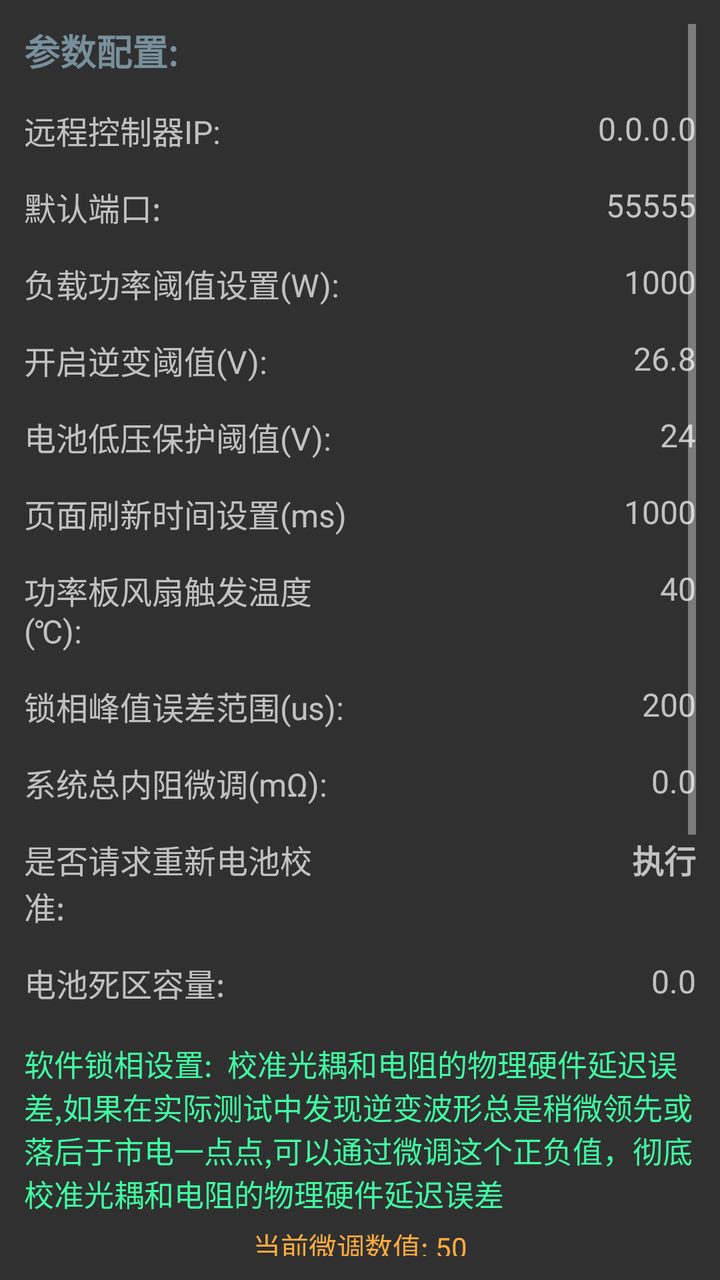
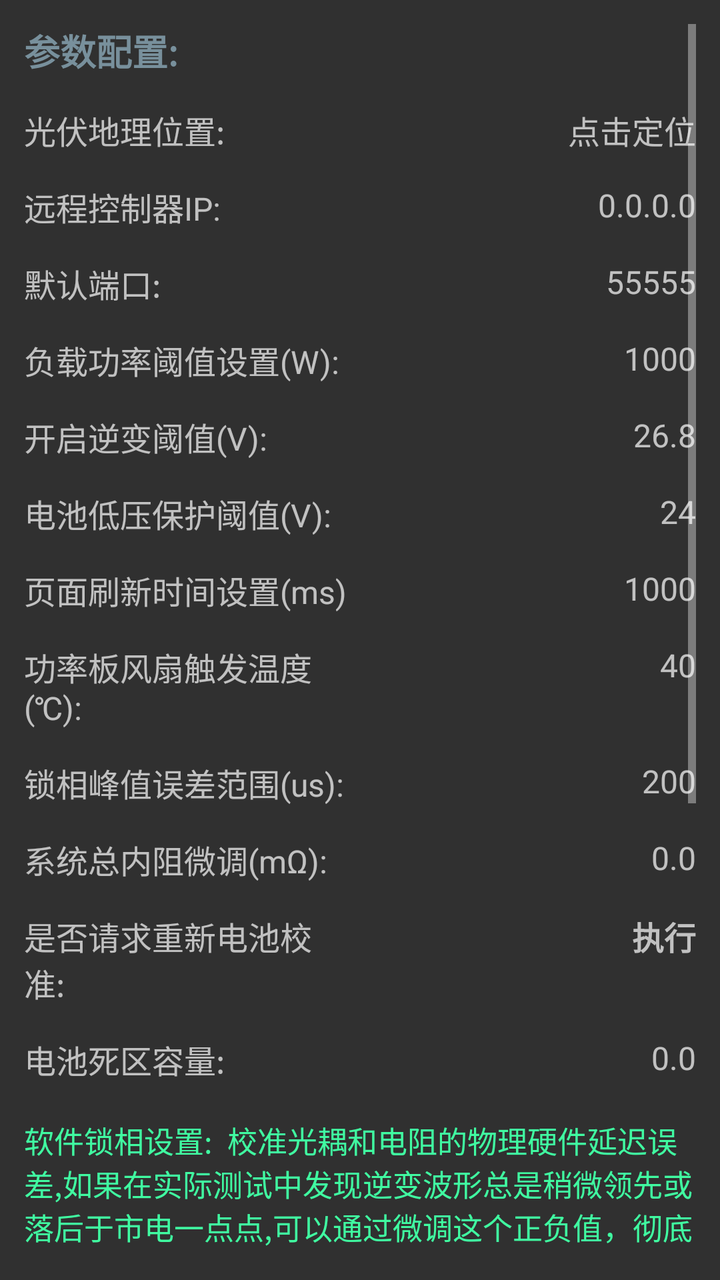

Before-and-after screenshots of an Android layout around one commit, followed by the original layout XML and the change that was made.
<!-- AndroidManifest.xml: application theme Theme.AppCompat.NoActionBar -->
<!-- res/layout/other_activity.xml -->
<?xml version="1.0" encoding="utf-8"?>
<ScrollView xmlns:android="http://schemas.android.com/apk/res/android"
    xmlns:app="http://schemas.android.com/apk/res-auto"
    xmlns:tools="http://schemas.android.com/tools"
    android:layout_width="match_parent"
    android:layout_height="match_parent"
    android:padding="12dp">

    <androidx.constraintlayout.widget.ConstraintLayout
        android:layout_width="match_parent"
        android:layout_height="wrap_content">

        
        <TextView
            android:id="@+id/textView25"
            android:layout_width="0dp"
            android:layout_height="wrap_content"
            android:text="参数配置:"
            android:textSize="18sp"
            android:textStyle="bold"
            android:textColor="#78909C"
            app:layout_constraintTop_toTopOf="parent"
            app:layout_constraintStart_toStartOf="parent"
            app:layout_constraintEnd_toEndOf="parent"
            tools:ignore="HardcodedText" />

        
        <TextView
            android:id="@+id/textView21"
            android:layout_width="0dp"
            android:layout_height="wrap_content"
            android:text="远程控制器IP:"
            android:textSize="16sp"
            app:layout_constraintTop_toBottomOf="@id/textView25"
            app:layout_constraintStart_toStartOf="parent"
            app:layout_constraintEnd_toStartOf="@id/target_ip"
            android:layout_marginTop="15dp"
            tools:ignore="HardcodedText" />

        <TextView
            android:id="@+id/target_ip"
            android:layout_width="0dp"
            android:layout_height="wrap_content"
            android:hint="0.0.0.0"
            android:gravity="end"
            android:textSize="16sp"
            app:layout_constraintTop_toTopOf="@id/textView21"
            app:layout_constraintStart_toEndOf="@id/textView21"
            app:layout_constraintEnd_toEndOf="parent"
            android:layout_marginStart="12dp"
            tools:ignore="HardcodedText" />

        
        <TextView
            android:id="@+id/textView22"
            android:layout_width="0dp"
            android:layout_height="wrap_content"
            android:text="默认端口:"
            android:textSize="16sp"
            app:layout_constraintTop_toBottomOf="@id/textView21"
            app:layout_constraintStart_toStartOf="parent"
            app:layout_constraintEnd_toStartOf="@id/target_port"
            android:layout_marginTop="15dp"
            tools:ignore="HardcodedText" />

        <TextView
            android:id="@+id/target_port"
            android:layout_width="0dp"
            android:layout_height="wrap_content"
            android:hint="55555"
            android:gravity="end"
            android:textSize="16sp"
            app:layout_constraintTop_toTopOf="@id/textView22"
            app:layout_constraintStart_toEndOf="@id/textView22"
            app:layout_constraintEnd_toEndOf="parent"
            android:layout_marginStart="12dp"
            tools:ignore="HardcodedText" />

        
        <TextView
            android:id="@+id/textView7"
            android:layout_width="0dp"
            android:layout_height="wrap_content"
            android:text="负载功率阈值设置(W):"
            android:textSize="16sp"
            app:layout_constraintTop_toBottomOf="@id/textView22"
            app:layout_constraintStart_toStartOf="parent"
            app:layout_constraintEnd_toStartOf="@id/w_edit"
            android:layout_marginTop="15dp"
            tools:ignore="HardcodedText" />

        <TextView
            android:id="@+id/w_edit"
            android:layout_width="0dp"
            android:layout_height="wrap_content"
            android:hint="1000"
            android:gravity="end"
            android:textSize="16sp"
            app:layout_constraintTop_toTopOf="@id/textView7"
            app:layout_constraintStart_toEndOf="@id/textView7"
            app:layout_constraintEnd_toEndOf="parent"
            android:layout_marginStart="12dp"
            tools:ignore="HardcodedText" />

        
        <TextView
            android:id="@+id/textView20"
            android:layout_width="0dp"
            android:layout_height="wrap_content"
            android:text="开启逆变阈值(V):"
            android:textSize="16sp"
            app:layout_constraintTop_toBottomOf="@id/textView7"
            app:layout_constraintStart_toStartOf="parent"
            app:layout_constraintEnd_toStartOf="@id/open_pv_value"
            android:layout_marginTop="15dp"
            tools:ignore="HardcodedText" />

        <TextView
            android:id="@+id/open_pv_value"
            android:layout_width="0dp"
            android:layout_height="wrap_content"
            android:hint="26.8"
            android:gravity="end"
            android:textSize="16sp"
            app:layout_constraintTop_toTopOf="@id/textView20"
            app:layout_constraintStart_toEndOf="@id/textView20"
            app:layout_constraintEnd_toEndOf="parent"
            android:layout_marginStart="12dp"
            tools:ignore="HardcodedText" />

        
        <TextView
            android:id="@+id/textView"
            android:layout_width="0dp"
            android:layout_height="wrap_content"
            android:text="电池低压保护阈值(V):"
            android:textSize="16sp"
            app:layout_constraintTop_toBottomOf="@id/textView20"
            app:layout_constraintStart_toStartOf="parent"
            app:layout_constraintEnd_toStartOf="@id/low_voltage_set"
            android:layout_marginTop="15dp"
            tools:ignore="HardcodedText" />

        <TextView
            android:id="@+id/low_voltage_set"
            android:layout_width="0dp"
            android:layout_height="wrap_content"
            android:layout_marginStart="12dp"
            android:gravity="end"
            android:hint="24"
            android:textSize="16sp"
            app:layout_constraintEnd_toEndOf="parent"
            app:layout_constraintStart_toEndOf="@id/textView"
            app:layout_constraintTop_toTopOf="@id/textView"
            tools:ignore="HardcodedText,TextContrastCheck" />

        
        <TextView
            android:id="@+id/textView23"
            android:layout_width="0dp"
            android:layout_height="wrap_content"
            android:text="页面刷新时间设置(ms)"
            android:textSize="16sp"
            app:layout_constraintTop_toBottomOf="@id/textView"
            app:layout_constraintStart_toStartOf="parent"
            app:layout_constraintEnd_toStartOf="@id/refresh_time_set"
            android:layout_marginTop="15dp"
            tools:ignore="HardcodedText" />

        <TextView
            android:id="@+id/refresh_time_set"
            android:layout_width="0dp"
            android:layout_height="wrap_content"
            android:hint="1000"
            android:gravity="end"
            android:textSize="16sp"
            app:layout_constraintTop_toTopOf="@id/textView23"
            app:layout_constraintStart_toEndOf="@id/textView23"
            app:layout_constraintEnd_toEndOf="parent"
            android:layout_marginStart="12dp"
            tools:ignore="HardcodedText" />

        
        <TextView
            android:id="@+id/textView30"
            android:layout_width="0dp"
            android:layout_height="wrap_content"
            android:text="功率板风扇触发温度(℃):"
            android:textSize="16sp"
            app:layout_constraintTop_toBottomOf="@id/textView23"
            app:layout_constraintStart_toStartOf="parent"
            app:layout_constraintEnd_toStartOf="@id/mos_trigger_value"
            android:layout_marginTop="15dp"
            tools:ignore="HardcodedText" />

        <TextView
            android:id="@+id/mos_trigger_value"
            android:layout_width="0dp"
            android:layout_height="wrap_content"
            android:hint="40"
            android:gravity="end"
            android:textSize="16sp"
            app:layout_constraintTop_toTopOf="@id/textView30"
            app:layout_constraintStart_toEndOf="@id/textView30"
            app:layout_constraintEnd_toEndOf="parent"
            android:layout_marginStart="12dp"
            tools:ignore="HardcodedText" />

        
        <TextView
            android:id="@+id/textView32"
            android:layout_width="0dp"
            android:layout_height="wrap_content"
            android:text="锁相峰值误差范围(us):"
            android:textSize="16sp"
            app:layout_constraintTop_toBottomOf="@id/textView30"
            app:layout_constraintStart_toStartOf="parent"
            app:layout_constraintEnd_toStartOf="@id/lock_us_diff"
            android:layout_marginTop="15dp"
            tools:ignore="HardcodedText" />

        <TextView
            android:id="@+id/lock_us_diff"
            android:layout_width="0dp"
            android:layout_height="wrap_content"
            android:layout_marginStart="12dp"
            android:gravity="end"
            android:hint="200"
            android:textSize="16sp"
            app:layout_constraintEnd_toEndOf="parent"
            app:layout_constraintStart_toEndOf="@id/textView32"
            app:layout_constraintTop_toTopOf="@id/textView32"
            tools:ignore="HardcodedText,TextContrastCheck" />

        
        <TextView
            android:id="@+id/textView33"
            android:layout_width="0dp"
            android:layout_height="wrap_content"
            android:text="系统总内阻微调(mΩ):"
            android:textSize="16sp"
            app:layout_constraintTop_toBottomOf="@id/textView32"
            app:layout_constraintStart_toStartOf="parent"
            app:layout_constraintEnd_toStartOf="@id/system_r"
            android:layout_marginTop="15dp"
            tools:ignore="HardcodedText" />

        <TextView
            android:id="@+id/system_r"
            android:layout_width="0dp"
            android:layout_height="wrap_content"
            android:layout_marginStart="12dp"
            android:gravity="end"
            android:hint="0.0"
            android:textSize="16sp"
            app:layout_constraintEnd_toEndOf="parent"
            app:layout_constraintStart_toEndOf="@id/textView33"
            app:layout_constraintTop_toTopOf="@id/textView33"
            tools:ignore="HardcodedText,TextContrastCheck" />

        
        <TextView
            android:id="@+id/textView34"
            android:layout_width="0dp"
            android:layout_height="wrap_content"
            android:text="是否请求重新电池校准:"
            android:textSize="16sp"
            app:layout_constraintTop_toBottomOf="@id/textView33"
            app:layout_constraintStart_toStartOf="parent"
            app:layout_constraintEnd_toStartOf="@id/request_calibration"
            android:layout_marginTop="15dp"
            tools:ignore="HardcodedText" />

        <TextView
            android:id="@+id/request_calibration"
            android:layout_width="0dp"
            android:layout_height="wrap_content"
            android:layout_marginStart="12dp"
            android:gravity="end"
            android:hint="执行"
            android:textStyle="bold"
            android:textSize="16sp"
            app:layout_constraintEnd_toEndOf="parent"
            app:layout_constraintStart_toEndOf="@id/textView34"
            app:layout_constraintTop_toTopOf="@id/textView34"
            tools:ignore="HardcodedText,TextContrastCheck,TouchTargetSizeCheck" />

        
        <TextView
            android:id="@+id/textView35"
            android:layout_width="0dp"
            android:layout_height="wrap_content"
            android:text="电池死区容量:"
            android:textSize="16sp"
            app:layout_constraintTop_toBottomOf="@id/textView34"
            app:layout_constraintStart_toStartOf="parent"
            app:layout_constraintEnd_toStartOf="@id/dead_cap"
            android:layout_marginTop="15dp"
            tools:ignore="HardcodedText" />

        <TextView
            android:id="@+id/dead_cap"
            android:layout_width="0dp"
            android:layout_height="wrap_content"
            android:layout_marginStart="12dp"
            android:gravity="end"
            android:hint="0.0"
            android:textSize="16sp"
            app:layout_constraintEnd_toEndOf="parent"
            app:layout_constraintStart_toEndOf="@id/textView35"
            app:layout_constraintTop_toTopOf="@id/textView35"
            tools:ignore="HardcodedText,TextContrastCheck,TouchTargetSizeCheck" />

        <TextView
            android:id="@+id/textView31"
            android:layout_width="0dp"
            android:layout_height="wrap_content"
            android:text="软件锁相设置:  校准光耦和电阻的物理硬件延迟误差,如果在实际测试中发现逆变波形总是稍微领先或落后于市电一点点,可以通过微调这个正负值，彻底校准光耦和电阻的物理硬件延迟误差"
            android:textSize="15sp"
            android:textColor="#40FBA1"
            android:layout_marginTop="18dp"
            app:layout_constraintTop_toBottomOf="@+id/textView35"
            tools:ignore="HardcodedText,MissingConstraints" />

        <TextView
            android:id="@+id/tvSliderValue"
            android:layout_width="wrap_content"
            android:layout_height="wrap_content"
            android:text="当前微调数值: 50"
            android:textSize="14sp"
            android:textColor="#FFAB40"
            android:layout_marginTop="5dp"
            app:layout_constraintTop_toBottomOf="@+id/textView31"
            app:layout_constraintStart_toStartOf="parent"
            app:layout_constraintEnd_toEndOf="parent"
            tools:ignore="HardcodedText" />

        <LinearLayout
            android:id="@+id/linearLayout"
            android:layout_width="match_parent"
            android:layout_height="wrap_content"
            android:orientation="horizontal"
            android:gravity="center_vertical"
            android:layout_marginTop="5dp"
            android:paddingLeft="12dp"
            android:paddingRight="12dp"
            app:layout_constraintTop_toBottomOf="@+id/tvSliderValue">

            <TextView
                android:id="@+id/btnMinus"
                android:layout_width="wrap_content"
                android:layout_height="wrap_content"
                android:clickable="true"
                android:focusable="true"
                android:padding="8dp"
                android:text="—"
                android:textColor="#FFFFFF"
                android:textSize="22sp"
                tools:ignore="HardcodedText,TouchTargetSizeCheck" />
            
            <SeekBar
                android:id="@+id/mySeekBar"
                android:layout_width="0dp"
                android:layout_height="wrap_content"
                android:layout_weight="1"
                android:max="4000"
                android:progress="2000"
                android:paddingStart="6dp"
                android:paddingEnd="6dp"
                android:thumbOffset="6dp" />
            
            <TextView
                android:id="@+id/btnPlus"
                android:layout_width="wrap_content"
                android:layout_height="wrap_content"
                android:clickable="true"
                android:focusable="true"
                android:padding="8dp"
                android:text="+"
                android:textColor="#FFFFFF"
                android:textSize="24sp"
                tools:ignore="HardcodedText,TouchTargetSizeCheck" />
        </LinearLayout>
        
        <TextView
            android:id="@+id/custom_output"
            android:layout_width="0dp"
            android:layout_height="wrap_content"
            android:text="输出模式设定:"
            android:textColor="#78909C"
            android:textSize="16sp"
            android:textStyle="bold"
            android:layout_marginTop="20dp"
            app:layout_constraintEnd_toEndOf="parent"
            app:layout_constraintStart_toStartOf="parent"
            app:layout_constraintTop_toBottomOf="@+id/linearLayout"
            tools:ignore="HardcodedText" />

        
        <TextView
            android:id="@+id/auto_mode"
            android:layout_width="0dp"
            android:layout_height="wrap_content"
            android:text="自动模式"
            android:textSize="18sp"
            android:textStyle="bold"
            app:layout_constraintTop_toBottomOf="@id/custom_output"
            app:layout_constraintStart_toStartOf="parent"
            app:layout_constraintEnd_toStartOf="@id/power_grid_mode"
            android:layout_marginTop="25dp"
            tools:ignore="HardcodedText" />

        <TextView
            android:id="@+id/power_grid_mode"
            android:layout_width="0dp"
            android:layout_height="wrap_content"
            android:text="市电模式"
            android:gravity="center"
            android:textSize="18sp"
            android:textStyle="bold"
            app:layout_constraintTop_toTopOf="@id/auto_mode"
            app:layout_constraintStart_toEndOf="@id/auto_mode"
            app:layout_constraintEnd_toStartOf="@id/pv_mode"
            tools:ignore="HardcodedText" />

        <TextView
            android:id="@+id/pv_mode"
            android:layout_width="0dp"
            android:layout_height="wrap_content"
            android:text="逆变模式"
            android:gravity="end"
            android:textSize="18sp"
            android:textStyle="bold"
            app:layout_constraintTop_toTopOf="@id/auto_mode"
            app:layout_constraintStart_toEndOf="@id/power_grid_mode"
            app:layout_constraintEnd_toEndOf="parent"
            tools:ignore="HardcodedText" />

        
        <TextView
            android:id="@+id/reset_network"
            android:layout_width="0dp"
            android:layout_height="wrap_content"
            android:text="重置网络及参数"
            android:textSize="18sp"
            android:textStyle="bold"
            android:gravity="center"
            android:background="#AC0E07"
            android:textColor="#FFFFFF"
            app:layout_constraintTop_toBottomOf="@id/auto_mode"
            app:layout_constraintStart_toStartOf="parent"
            app:layout_constraintEnd_toEndOf="parent"
            android:layout_marginTop="35dp"
            android:padding="12dp"
            tools:ignore="HardcodedText" />

        
        <TextView
            android:id="@+id/textView18"
            android:layout_width="0dp"
            android:layout_height="wrap_content"
            android:text="设置模块参数,包括双电源切换时的电压阈值,还有电池低压保护电压,默认情况下使用太阳能逆变做为主供电，当负载功率达到设定功率时，自动切换到市电做为输出."
            android:textSize="14sp"
            android:textColor="#78909C"
            app:layout_constraintTop_toBottomOf="@id/reset_network"
            app:layout_constraintStart_toStartOf="parent"
            app:layout_constraintEnd_toEndOf="parent"
            android:layout_marginTop="25dp"
            tools:ignore="HardcodedText" />

    </androidx.constraintlayout.widget.ConstraintLayout>
</ScrollView>
<!-- resources referenced by this layout -->
<resources>

</resources>

<!-- the commit's change to res/layout/other_activity.xml (unified diff, before → after) -->
@@ -26,12 +26,36 @@
 
         
         <TextView
+            android:id="@+id/textView24"
+            android:layout_width="0dp"
+            android:layout_height="wrap_content"
+            android:layout_marginTop="15dp"
+            android:text="光伏地理位置:"
+            android:textSize="16sp"
+            app:layout_constraintStart_toStartOf="parent"
+            app:layout_constraintTop_toBottomOf="@id/textView25"
+            tools:ignore="HardcodedText" />
+
+        <TextView
+            android:id="@+id/pv_locale"
+            android:layout_width="0dp"
+            android:layout_height="wrap_content"
+            android:gravity="end"
+            android:hint="点击定位"
+            android:textSize="16sp"
+            app:layout_constraintEnd_toEndOf="parent"
+            app:layout_constraintStart_toEndOf="@+id/textView24"
+            app:layout_constraintTop_toTopOf="@id/textView24"
+            tools:ignore="HardcodedText" />
+
+        
+        <TextView
             android:id="@+id/textView21"
             android:layout_width="0dp"
             android:layout_height="wrap_content"
             android:text="远程控制器IP:"
             android:textSize="16sp"
-            app:layout_constraintTop_toBottomOf="@id/textView25"
+            app:layout_constraintTop_toBottomOf="@id/textView24"
             app:layout_constraintStart_toStartOf="parent"
             app:layout_constraintEnd_toStartOf="@id/target_ip"
             android:layout_marginTop="15dp"
